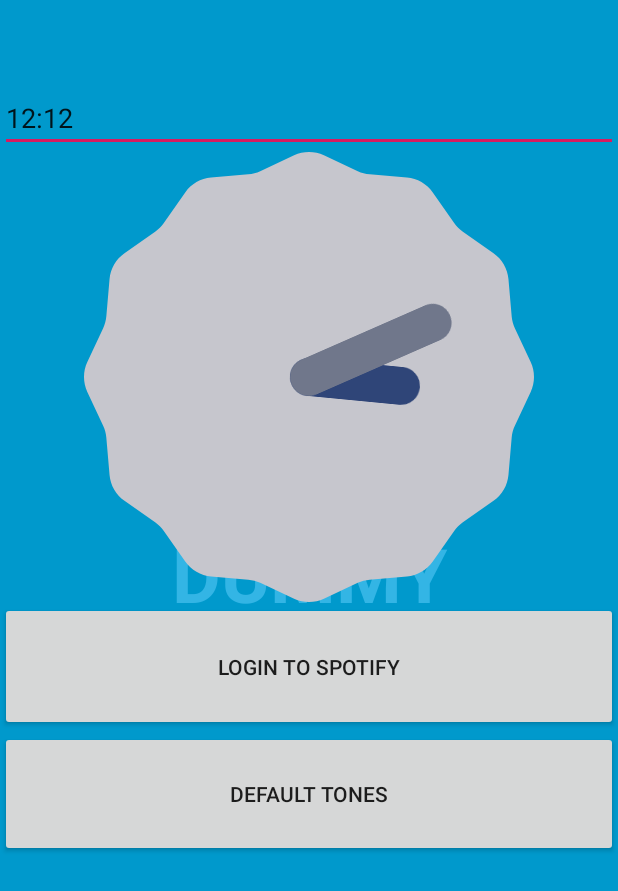
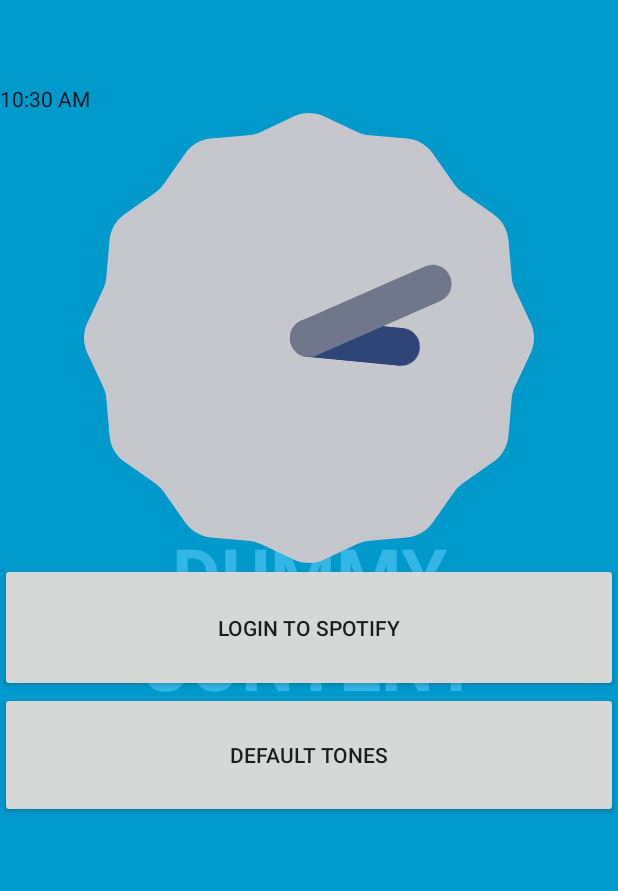
Before and after one commit to ndarand2/ProjFinna, an Android app: the screen it shows after launch (FullscreenActivity), on a phone screen of 412 x 824 dp. Shown: the top 891 px of the screen. Run offline under Robolectric (Android 15) with nearby library versions, the phone set to English and light mode, and no system bars.

Commit message:
TextClock

```diff
--- a/app/build.gradle
+++ b/app/build.gradle
@@ -4,7 +4,7 @@ android {
     compileSdkVersion 28
     defaultConfig {
         applicationId "com.example.projfinna"
-        minSdkVersion 15
+        minSdkVersion 17
         targetSdkVersion 28
         versionCode 1
         versionName "1.0"
--- a/app/src/main/res/layout/activity_fullscreen.xml
+++ b/app/src/main/res/layout/activity_fullscreen.xml
@@ -52,7 +52,7 @@
             android:layout_height="match_parent"
             android:orientation="vertical">
 
-            <EditText
+            <TextClock
                 android:id="@+id/editText2"
                 android:layout_width="match_parent"
                 android:layout_height="wrap_content"
```
